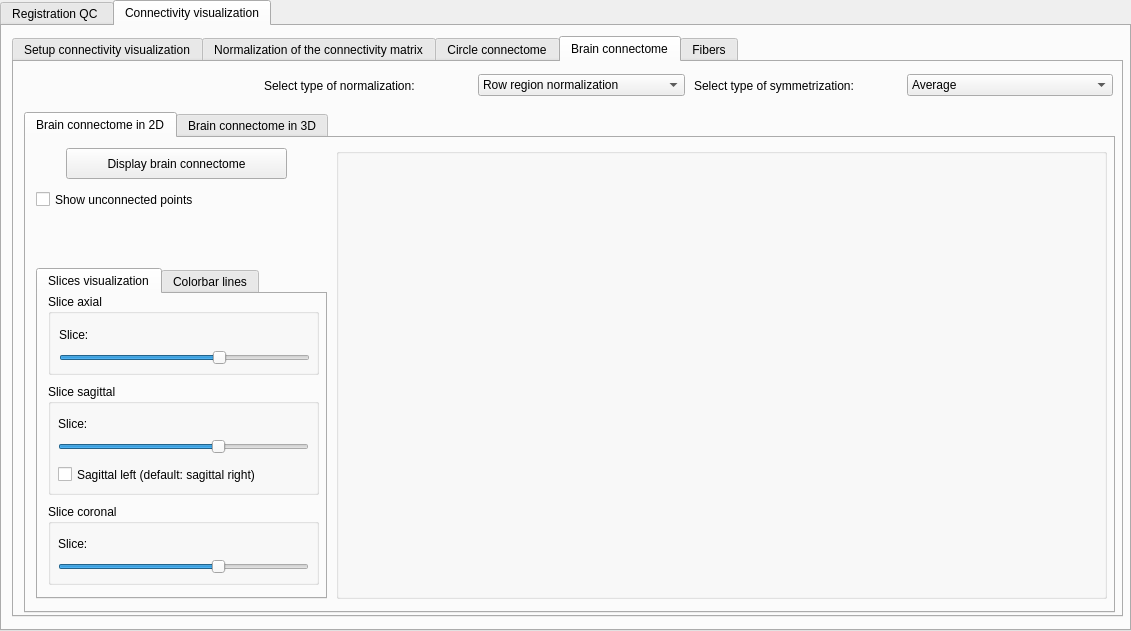
Qt form CONTINUITY_QC/interface_visualization.ui (HZBCPP/CONTINUITY-lite) before a commit.
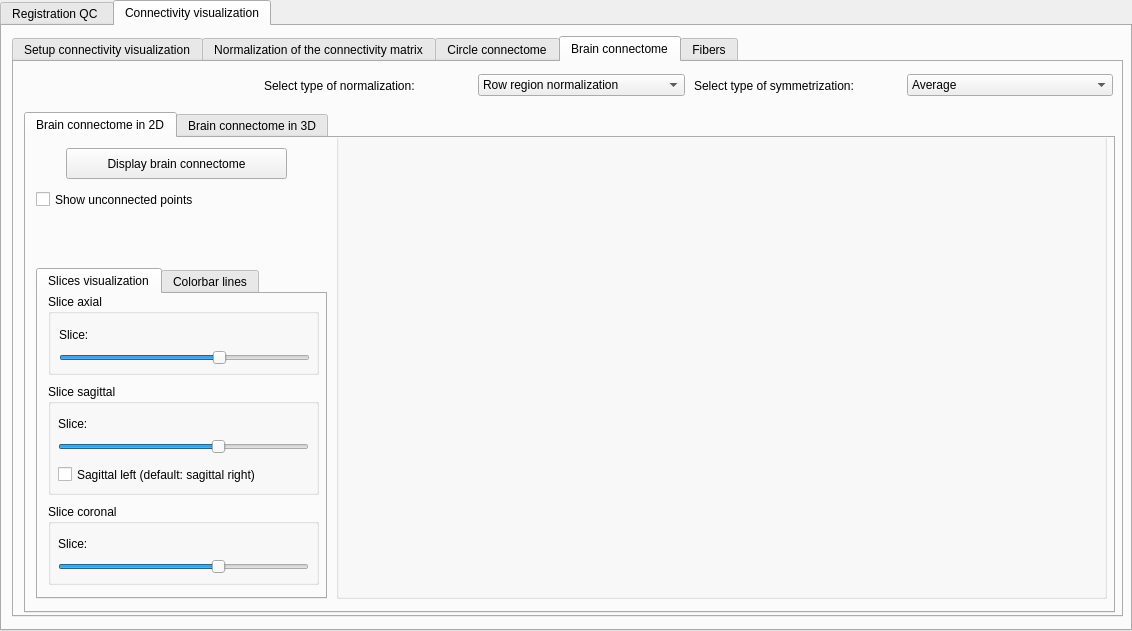
The same form after that commit. The open tabs and pages were chosen to show the change.

Commit message: ENH: 2D connectome with label

What changed in the file:
```diff
--- a/CONTINUITY_QC/interface_visualization.ui
+++ b/CONTINUITY_QC/interface_visualization.ui
@@ -6,7 +6,7 @@
    <rect>
     <x>0</x>
     <y>0</y>
-    <width>1131</width>
+    <width>1132</width>
     <height>631</height>
    </rect>
   </property>
@@ -2227,9 +2227,9 @@
         <property name="geometry">
          <rect>
           <x>310</x>
-          <y>10</y>
+          <y>-30</y>
           <width>771</width>
-          <height>451</height>
+          <height>491</height>
          </rect>
         </property>
         <property name="title">
```
Left out of the diff: 24 changed lines with no effect on the pictures. The commit also changes 6 other files.
